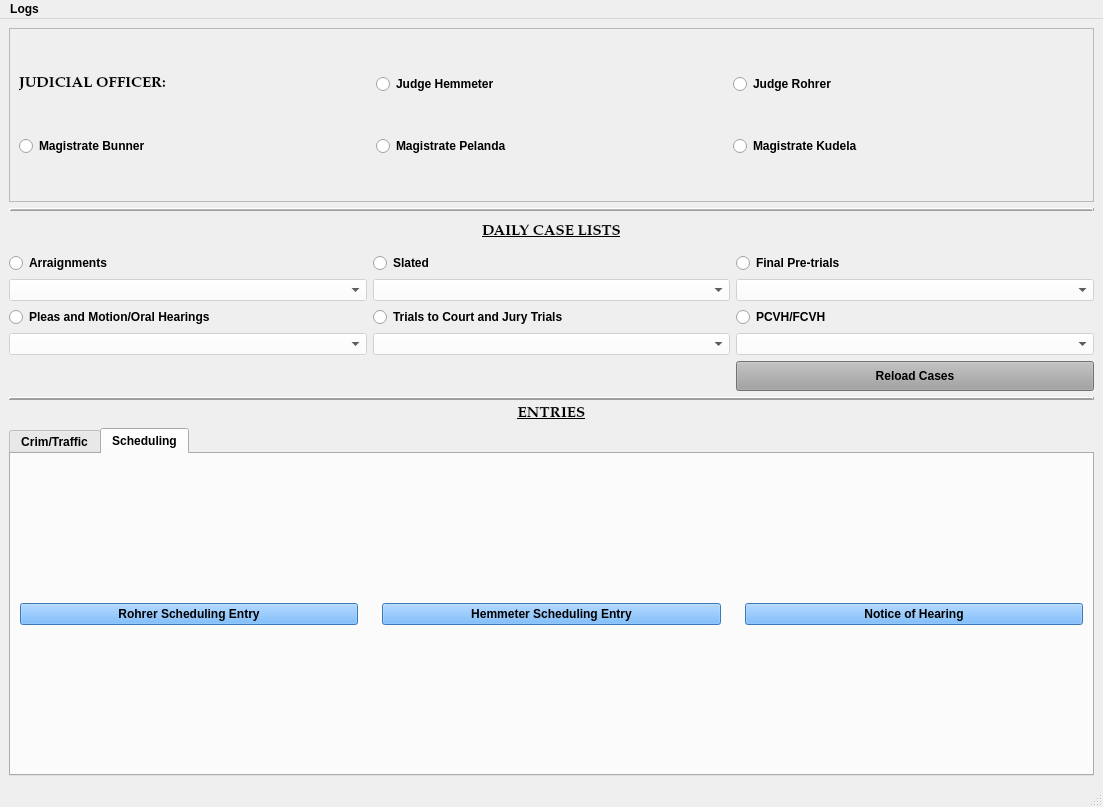
Before: the Qt Designer form package/views/ui/MainWindow.ui in HunterProgram22/MuniEntry, drawn with Qt 5.
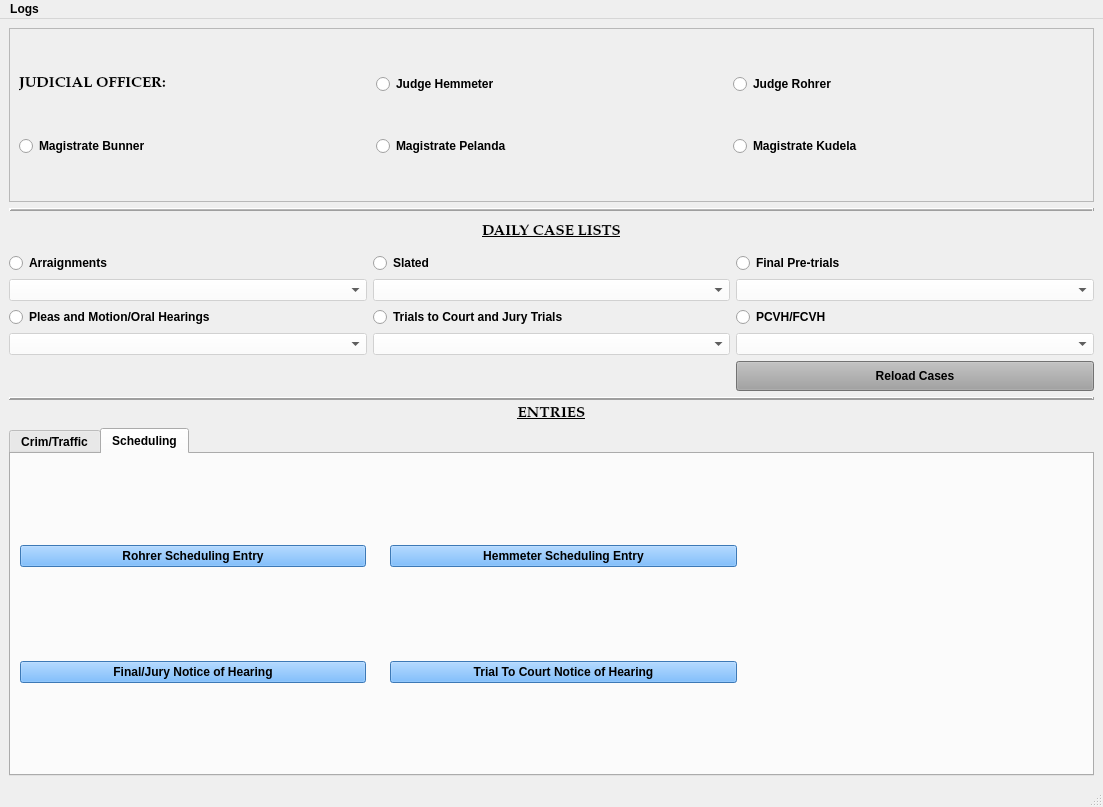
After: the same form once the commit is applied. Custom widgets are drawn as their Qt base class.

Commit message: Final/Jury Hearing Notice will work if magistrate selected (generic)

```diff
--- a/package/views/ui/MainWindow.ui
+++ b/package/views/ui/MainWindow.ui
@@ -711,16 +711,6 @@
           <property name="verticalSpacing">
            <number>12</number>
           </property>
-          <item row="1" column="2">
-           <widget class="QPushButton" name="notice_of_hearingEntryButton">
-            <property name="styleSheet">
-             <string notr="true">background-color: rgb(85, 170, 255);</string>
-            </property>
-            <property name="text">
-             <string>Notice of Hearing</string>
-            </property>
-           </widget>
-          </item>
           <item row="1" column="0">
            <widget class="QPushButton" name="rohrer_schedulingEntryButton">
             <property name="styleSheet">
@@ -741,6 +731,26 @@
             </property>
            </widget>
           </item>
+          <item row="2" column="0">
+           <widget class="QPushButton" name="notice_of_hearingEntryButton">
+            <property name="styleSheet">
+             <string notr="true">background-color: rgb(85, 170, 255);</string>
+            </property>
+            <property name="text">
+             <string>Final/Jury Notice of Hearing</string>
+            </property>
+           </widget>
+          </item>
+          <item row="2" column="1">
+           <widget class="QPushButton" name="trial_to_court_hearingEntryButton">
+            <property name="styleSheet">
+             <string notr="true">background-color: rgb(85, 170, 255);</string>
+            </property>
+            <property name="text">
+             <string>Trial To Court Notice of Hearing</string>
+            </property>
+           </widget>
+          </item>
          </layout>
         </widget>
        </widget>
```
The commit also changes 8 other files.
